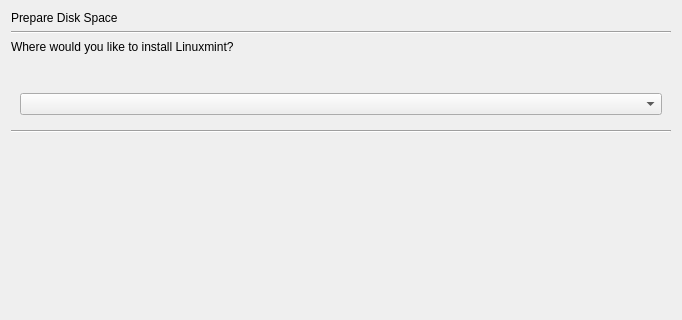
linuxmint/ubiquity, file gui/qt/stepPartAuto.ui: the form before one commit; both pictures show x 0 to 682 and y 0 to 320 of the 682 by 486 pixel window.
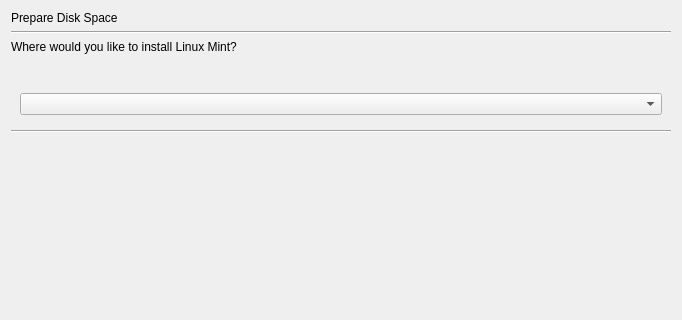
The form after the commit.

Commit message: Fix Linux Mint name

```diff
--- a/gui/qt/stepPartAuto.ui
+++ b/gui/qt/stepPartAuto.ui
@@ -31,7 +31,7 @@
    <item>
     <widget class="QLabel" name="part_auto_comment_label">
      <property name="text">
-      <string>Where would you like to install Linuxmint?</string>
+      <string>Where would you like to install Linux Mint?</string>
      </property>
     </widget>
    </item>
```
The commit also changes 82 other files.
